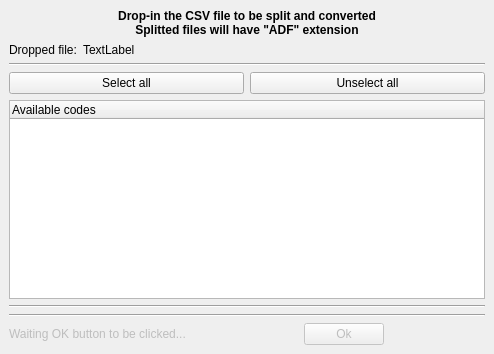
Qt form mainwindow.ui (max-privato/CanzeLogRead) before a commit.
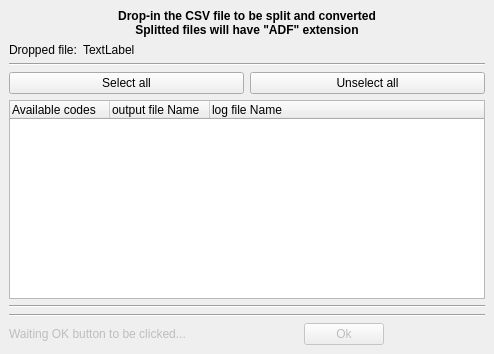
The same form after that commit.

Commit message: Add log file names on the shown tree

The edit to the form file:
```diff
--- a/mainwindow.ui
+++ b/mainwindow.ui
@@ -94,7 +94,17 @@
      <widget class="QTreeWidget" name="treeWidget">
       <column>
        <property name="text">
-        <string>Available codes                   </string>
+        <string>Available codes              </string>
+       </property>
+      </column>
+      <column>
+       <property name="text">
+        <string>output file Name</string>
+       </property>
+      </column>
+      <column>
+       <property name="text">
+        <string>log file Name</string>
        </property>
       </column>
      </widget>
```
The commit also changes 1 other file.
